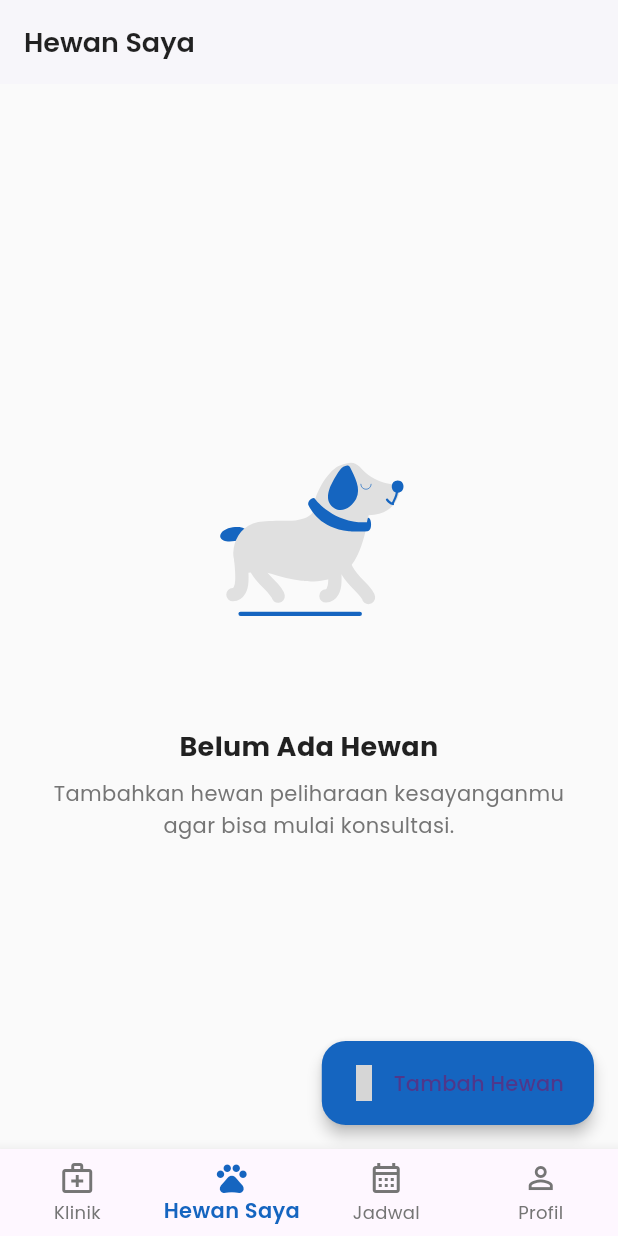
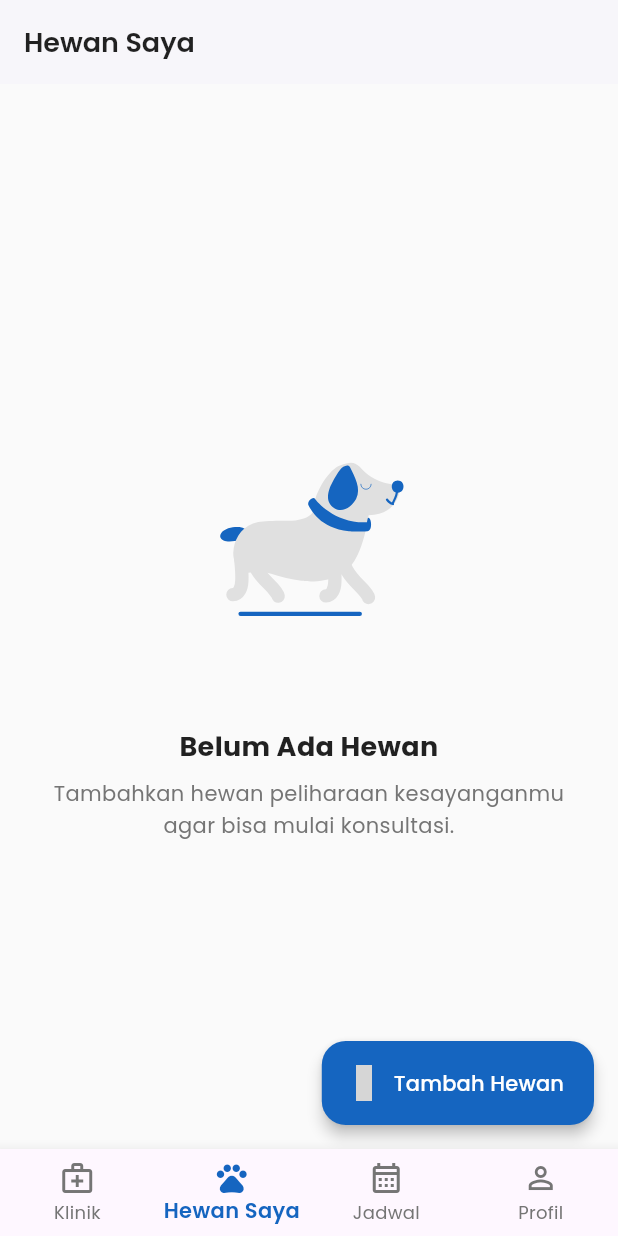
Before and after one commit to Argandhi23/vetsy-app, a Flutter app: the screen it shows once a user with an empty profile is signed in, item 2 of the bottom bar chosen, on a phone screen of 412 x 824 dp. Run offline on Flutter 3.47's test engine with Material 3 defaults, Android fonts, the phone set to English and light mode, and no system bars; drawn by our look-alikes of flutter_animate; our stand-ins replace bloc, cloud_firestore, dartz, equatable, eva_icons_flutter, firebase_auth and 8 more; accounts and stored records are empty; grey boxes are pictures that could not be loaded.

Commit message:
update ui

```diff
--- a/lib/features/booking/presentation/screens/booking_screen.dart
+++ b/lib/features/booking/presentation/screens/booking_screen.dart
@@ -288,7 +288,7 @@ class BookingView extends StatelessWidget {
                             icon: EvaIcons.calendarOutline,
                             label: 'Tanggal',
                             value: state.selectedDate == null
-                                ? 'Pilih Tgl'
+                                ? 'Pilih Tanggal'
                                 : DateFormat('d MMM yyyy', 'id_ID')
                                     .format(state.selectedDate!),
                             isSelected: state.selectedDate != null,
@@ -468,6 +468,7 @@ class BookingView extends StatelessWidget {
                     style: TextStyle(
                       color: Colors.red,
                       decoration: TextDecoration.underline,
+                      decorationColor: Colors.red,
                       fontWeight: FontWeight.w600,
                     ),
                   ),
--- a/lib/features/booking/presentation/screens/my_bookings_screen.dart
+++ b/lib/features/booking/presentation/screens/my_bookings_screen.dart
@@ -73,8 +73,8 @@ class MyBookingsScreen extends StatelessWidget {
                 final String fullDate = DateFormat('EEEE, HH:mm', 'id_ID').format(booking.scheduleDate);
 
                 return Card(
-                  elevation: 2,
-                  shadowColor: Colors.black.withOpacity(0.1),
+                  elevation: 8,
+                  shadowColor: Colors.black.withOpacity(0.4),
                   shape: RoundedRectangleBorder(
                     borderRadius: BorderRadius.circular(16)
                   ),
--- a/lib/features/pet/presentation/screens/my_pets_screen.dart
+++ b/lib/features/pet/presentation/screens/my_pets_screen.dart
@@ -83,6 +83,7 @@ class MyPetsScreen extends StatelessWidget {
         builder: (ctx) => FloatingActionButton.extended(
           onPressed: () => _showPetFormModal(ctx),
           backgroundColor: Theme.of(context).primaryColor,
+          foregroundColor: Colors.white,
           icon: const Icon(EvaIcons.plus),
           label: const Text("Tambah Hewan"),
           elevation: 4,
```
Also changed, not shown: pubspec.lock.
